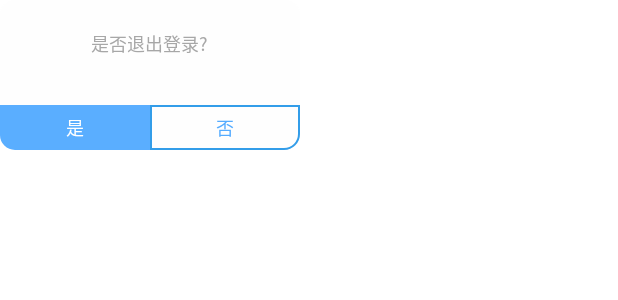
After one commit to yoyoyoqiekenao/bishe_01, an Android app: the layout pop_delete.xml on its own in the app's theme, with its tools: preview values and no code run, on a phone screen of 412 x 824 dp. The commit adds this screen. Shown: the top 300 px of the screen. Run offline under Robolectric (Android 15) with nearby library versions, the phone set to English and light mode, and no system bars.

Commit message:
代码优化

```diff
--- a/app/src/main/java/com/example/myapplication/SplashActivity.java
+++ b/app/src/main/java/com/example/myapplication/SplashActivity.java
@@ -1,6 +1,7 @@
 package com.example.myapplication;
 
 import android.content.Intent;
+import android.content.SharedPreferences;
 import android.os.Bundle;
 import android.os.Handler;
 import android.os.Looper;
@@ -11,6 +12,7 @@ import androidx.appcompat.app.AppCompatActivity;
 public class SplashActivity extends AppCompatActivity {
 
     private Handler mHandler = new Handler(Looper.getMainLooper());
+    private boolean isLogin = false;
 
     private Runnable mRunable = new Runnable() {
         @Override
@@ -24,11 +26,15 @@ public class SplashActivity extends AppCompatActivity {
         super.onCreate(savedInstanceState);
         setContentView(R.layout.activity_splash);
 
+        SharedPreferences sp = getSharedPreferences("isLogin", MODE_PRIVATE);
+        isLogin = sp.getBoolean("isLogin", false);
+
         mHandler.postDelayed(mRunable, 3000);
     }
 
     private void jump() {
         Intent intent = new Intent(SplashActivity.this, MainActivity.class);
+        intent.putExtra("isLogin", isLogin);
         startActivity(intent);
         finish();
     }
--- /dev/null
+++ b/app/src/main/res/drawable/bg_5aaeff_.xml
@@ -0,0 +1,8 @@
+<?xml version="1.0" encoding="utf-8"?>
+<shape xmlns:android="http://schemas.android.com/apk/res/android"
+    android:shape="rectangle">
+
+    <solid android:color="#5AAEFF" />
+
+    <corners android:bottomLeftRadius="10dp" />
+</shape>
--- /dev/null
+++ b/app/src/main/res/drawable/stoke_5aaeff.xml
@@ -0,0 +1,10 @@
+<shape xmlns:android="http://schemas.android.com/apk/res/android">
+
+
+    <stroke
+        android:width="1dp"
+        android:color="#339de9" /><!-- 描边，边框宽度、颜色 -->
+    <corners android:bottomRightRadius="10dp"></corners>
+    <!--<corners android:radius="100dp" />--><!-- 边角圆弧的半径 -->
+
+</shape>
--- /dev/null
+++ b/app/src/main/res/layout/pop_delete.xml
@@ -0,0 +1,63 @@
+<?xml version="1.0" encoding="utf-8"?>
+<LinearLayout xmlns:android="http://schemas.android.com/apk/res/android"
+    android:layout_width="wrap_content"
+    android:layout_height="wrap_content">
+
+    <RelativeLayout
+        android:layout_width="200dp"
+        android:layout_height="100dp"
+        android:background="@drawable/bg_fefefe_10">
+
+        <TextView
+            android:id="@+id/tv_message"
+            android:layout_width="wrap_content"
+            android:layout_height="wrap_content"
+            android:layout_centerHorizontal="true"
+            android:layout_marginTop="20dp"
+            android:text="是否退出登录?"
+            android:textColor="#A7A7A7"
+            android:textSize="12dp"></TextView>
+
+        <LinearLayout
+            android:layout_width="match_parent"
+            android:layout_height="30dp"
+            android:layout_alignParentBottom="true"
+            android:orientation="horizontal"
+            android:weightSum="2">
+
+            <RelativeLayout
+                android:id="@+id/rl_yes"
+                android:layout_width="0dp"
+                android:layout_height="match_parent"
+                android:layout_weight="1"
+                android:background="@drawable/bg_5aaeff_">
+
+                <TextView
+                    android:layout_width="wrap_content"
+                    android:layout_height="wrap_content"
+                    android:layout_centerInParent="true"
+                    android:gravity="center"
+                    android:text="是"
+                    android:textColor="@color/white"
+                    android:textSize="12dp"></TextView>
+            </RelativeLayout>
+
+            <RelativeLayout
+                android:id="@+id/rl_no"
+                android:layout_width="0dp"
+                android:layout_height="match_parent"
+                android:layout_weight="1"
+                android:background="@drawable/stoke_5aaeff">
+
+                <TextView
+                    android:layout_width="wrap_content"
+                    android:layout_height="wrap_content"
+                    android:layout_centerInParent="true"
+                    android:text="否"
+                    android:textColor="#55ACFF"
+                    android:textSize="12dp"></TextView>
+            </RelativeLayout>
+
+        </LinearLayout>
+    </RelativeLayout>
+</LinearLayout>
```
Also changed, not shown: app/src/main/java/com/example/myapplication/MainActivity.java (+9 -2 lines), app/src/main/java/com/example/myapplication/SetFragment.java (+31 -4 lines), app/src/main/java/com/example/myapplication/VoiceFragment.java (+16 -1 lines).
